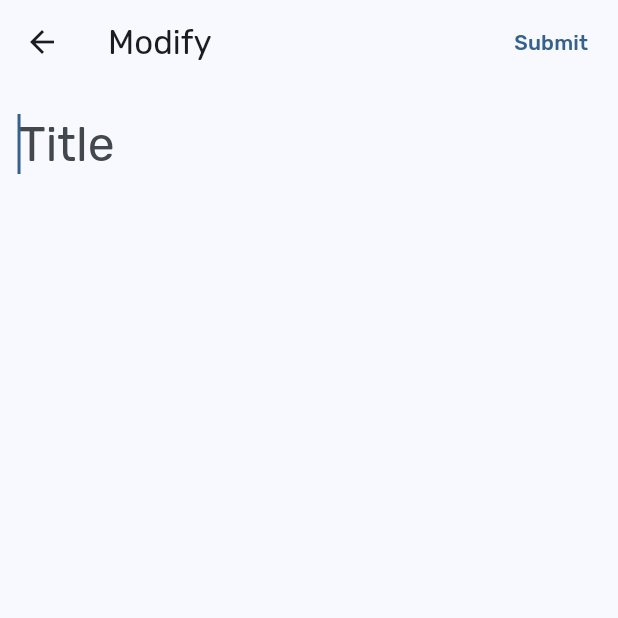
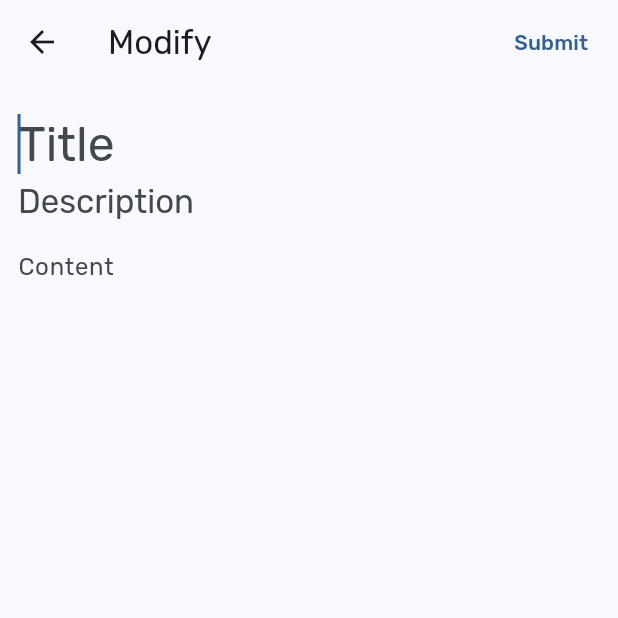
Before and after one commit to Empitrix/ekko, a Flutter app: the ModifyPage screen opened directly, on a phone screen of 412 x 824 dp, the top half of it. Run offline on Flutter 3.47's test engine with Material 2 defaults, Android fonts, the light colour scheme and no system bars; our stand-ins replace sqflite, sqflite_common_ffi; accounts and stored records are empty.

Commit message:
Added: Description TextFiled and Non-regex content filed

```diff
--- a/lib/components/fields.dart
+++ b/lib/components/fields.dart
@@ -68,3 +68,90 @@ class TitleTextField extends StatelessWidget {
 		);
 	}
 }
+
+
+
+class DescriptionTextFiled extends StatelessWidget {
+	final TextEditingController controller;
+	final FocusNode focusNode;
+	final Function onSubmitted;
+	const DescriptionTextFiled({
+		super.key,
+		required this.controller,
+		required this.focusNode,
+		required this.onSubmitted
+	});
+
+	@override
+	Widget build(BuildContext context) {
+		return SizedBox(
+			height: 30,
+			child: TextField(
+				controller: controller,
+				focusNode: focusNode,
+				style: Theme.of(context).primaryTextTheme.titleLarge!
+					.copyWith(
+						color: Theme.of(context).colorScheme.inverseSurface),
+				onSubmitted: (_) => onSubmitted(),
+				decoration: const InputDecoration(
+					border: InputBorder.none,
+					hintText: "Description"
+				),
+			),
+		);
+	}
+}
+
+
+class ContentTextFiled extends StatelessWidget {
+	final TextEditingController controller;
+	final FocusNode focusNode;
+	final Function onSubmitted;
+	const ContentTextFiled({
+		super.key,
+		required this.controller,
+		required this.focusNode,
+		required this.onSubmitted
+	});
+
+	@override
+	Widget build(BuildContext context) {
+		return SizedBox(
+			child: Column(
+				mainAxisAlignment: MainAxisAlignment.start,
+				children: [
+					TextField(
+						controller: controller,
+						focusNode: focusNode,
+						maxLines: null,
+						style: Theme.of(context).primaryTextTheme.bodyLarge!
+							.copyWith(
+								color: Theme.of(context).colorScheme.inverseSurface),
+						onSubmitted: (_) => onSubmitted(),
+						decoration: const InputDecoration(
+							border: InputBorder.none,
+							hintText: "Content"
+						),
+					),
+
+					MouseRegion(
+						cursor: SystemMouseCursors.text,
+						child: SizedBox(
+							height: MediaQuery.of(context).size.height - 125,
+							child: GestureDetector(
+								onTap: (){
+									controller.value = TextEditingValue(
+										text: controller.value.text,
+										selection: const TextSelection.collapsed(offset: -1),
+									);
+									focusNode.requestFocus();
+								},
+							),
+						),
+					)
+
+				],
+			),
+		);
+	}
+}
--- a/lib/views/modify_page.dart
+++ b/lib/views/modify_page.dart
@@ -64,9 +64,18 @@ class ModifyPageState extends State<ModifyPage> {
 						TitleTextField(
 							controller: title,
 							focusNode: titleF,
-							onSubmitted: (){},
+							onSubmitted: () => descriptionF.requestFocus(),
 						),
-
+						DescriptionTextFiled(
+							controller: description,
+							focusNode: descriptionF,
+							onSubmitted: () => contentF.requestFocus()
+						),
+						ContentTextFiled(
+							controller: content,
+							focusNode: contentF,
+							onSubmitted: (){}
+						)
 					],
 				),
 			),
```
